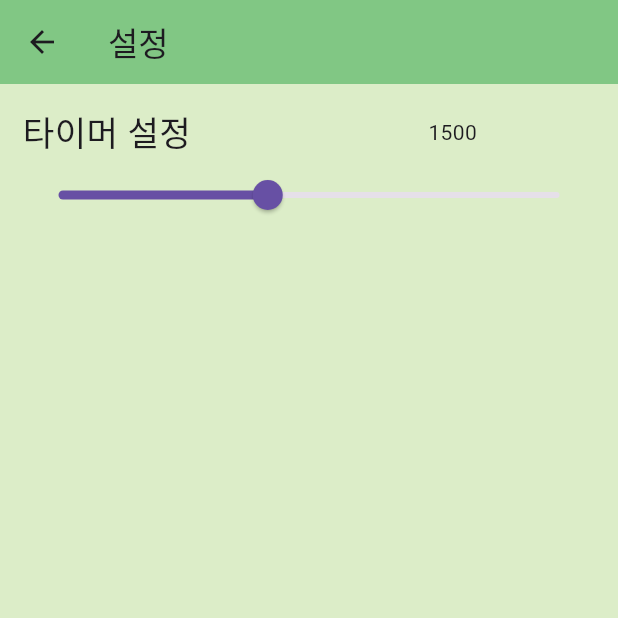
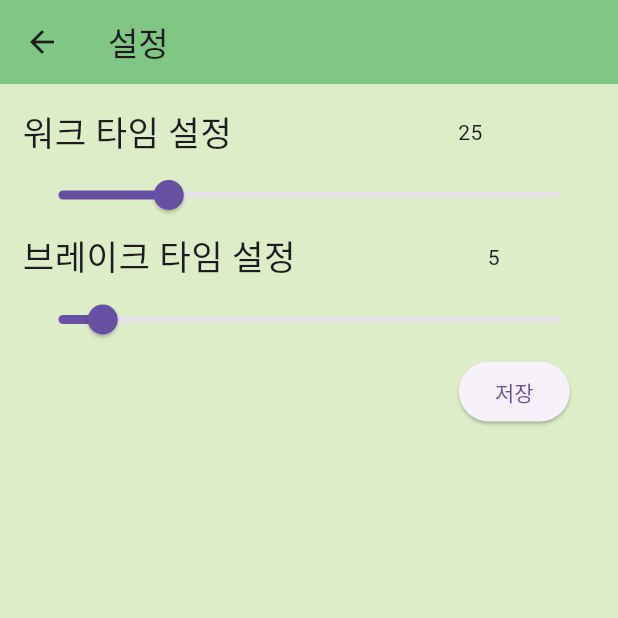
Before and after one commit to woojin20212321/Flutter_Project, a Flutter app: the OptionScreen screen opened directly, on a phone screen of 412 x 824 dp, the top half of it. Run offline on Flutter 3.47's test engine with Material 3 defaults, Android fonts, the light colour scheme and no system bars; our stand-ins replace audioplayers, flutter_screenutil, get, shared_preferences; accounts and stored records are empty.

Commit message:
option_page

```diff
--- a/pomo/lib/screens/option_screen.dart
+++ b/pomo/lib/screens/option_screen.dart
@@ -1,5 +1,6 @@
 import 'package:flutter/material.dart';
 import 'package:flutter_screenutil/flutter_screenutil.dart';
+import 'package:get/get.dart';
 import 'package:pomo/screens/timer_screen.dart';
 import 'package:shared_preferences/shared_preferences.dart';
 
@@ -16,9 +17,18 @@ class OptionScreen extends StatefulWidget {
 }
 
 class _OptionScreenState extends State<OptionScreen> {
-  double currentValue = 1500.0;
-  int time = 1500;
+  double workTimeValue = 1500.0;
+  double breakTimeValue = 300.0;
+  int optionWorkTime = 25;
+  int optionBreakTime = 5;
   late SharedPreferences prefs;
+
+  void save() {
+    /*Navigator.push(
+      context,
+      MaterialPageRoute(
+          builder: (context) => TimerScreen(workTimeValue, breakTimeValue)),*/
+  }
 
   @override
   Widget build(BuildContext context) {
@@ -46,24 +56,58 @@ class _OptionScreenState extends State<OptionScreen> {
                   mainAxisAlignment: MainAxisAlignment.spaceBetween,
                   children: [
                     Text(
-                      '타이머 설정',
+                      '워크 타임 설정',
                       style: TextStyle(
                         fontSize: 20.w,
                       ),
                     ),
                     SizedBox(),
-                    Text('$time'),
+                    Text('$optionWorkTime'),
                     SizedBox()
                   ],
                 ),
                 Slider(
-                  value: currentValue,
+                  value: workTimeValue,
+                  max: 7200,
+                  divisions: 60,
+                  onChanged: (value) => setState(() {
+                    workTimeValue = value;
+                    optionWorkTime = workTimeValue.toInt();
+                    optionWorkTime = (optionWorkTime / 60).floor();
+                  }),
+                ),
+                Row(
+                  mainAxisAlignment: MainAxisAlignment.spaceBetween,
+                  children: [
+                    Text(
+                      '브레이크 타임 설정',
+                      style: TextStyle(
+                        fontSize: 20.w,
+                      ),
+                    ),
+                    SizedBox(),
+                    Text('$optionBreakTime'),
+                    SizedBox()
+                  ],
+                ),
+                Slider(
+                  value: breakTimeValue,
                   max: 3600,
                   divisions: 60,
                   onChanged: (value) => setState(() {
-                    currentValue = value;
-                    time = currentValue.toInt();
+                    breakTimeValue = value;
+                    optionBreakTime = breakTimeValue.toInt();
+                    optionBreakTime = (optionBreakTime / 60).floor();
                   }),
+                ),
+                Row(
+                  mainAxisAlignment: MainAxisAlignment.end,
+                  children: [
+                    ElevatedButton(onPressed: save, child: Text('저장')),
+                    SizedBox(
+                      width: 15.w,
+                    ),
+                  ],
                 ),
               ],
             ),
--- a/pomo/lib/screens/timer_screen.dart
+++ b/pomo/lib/screens/timer_screen.dart
@@ -9,7 +9,11 @@ import 'package:flutter_screenutil/flutter_screenutil.dart';
 import 'package:pomo/screens/option_screen.dart' as option;
 import 'package:shared_preferences/shared_preferences.dart';
 
+// ignore: must_be_immutable
 class TimerScreen extends StatefulWidget {
+  /*double workTimeValue;
+  double breakTimeValue;
+  TimerScreen(this.workTimeValue, this.breakTimeValue, {super.key}); */
   const TimerScreen({super.key});
 
   @override
@@ -23,6 +27,8 @@ class _TimerScreenState extends State<TimerScreen> {
   int totalPomodors = 0;
   AudioPlayer audioPlayer = AudioPlayer();
   bool worktime = true;
+
+  static get workTimeValue => null;
 
   void onTick(Timer timer) {
     if (totalSeconds == 0) {
```
